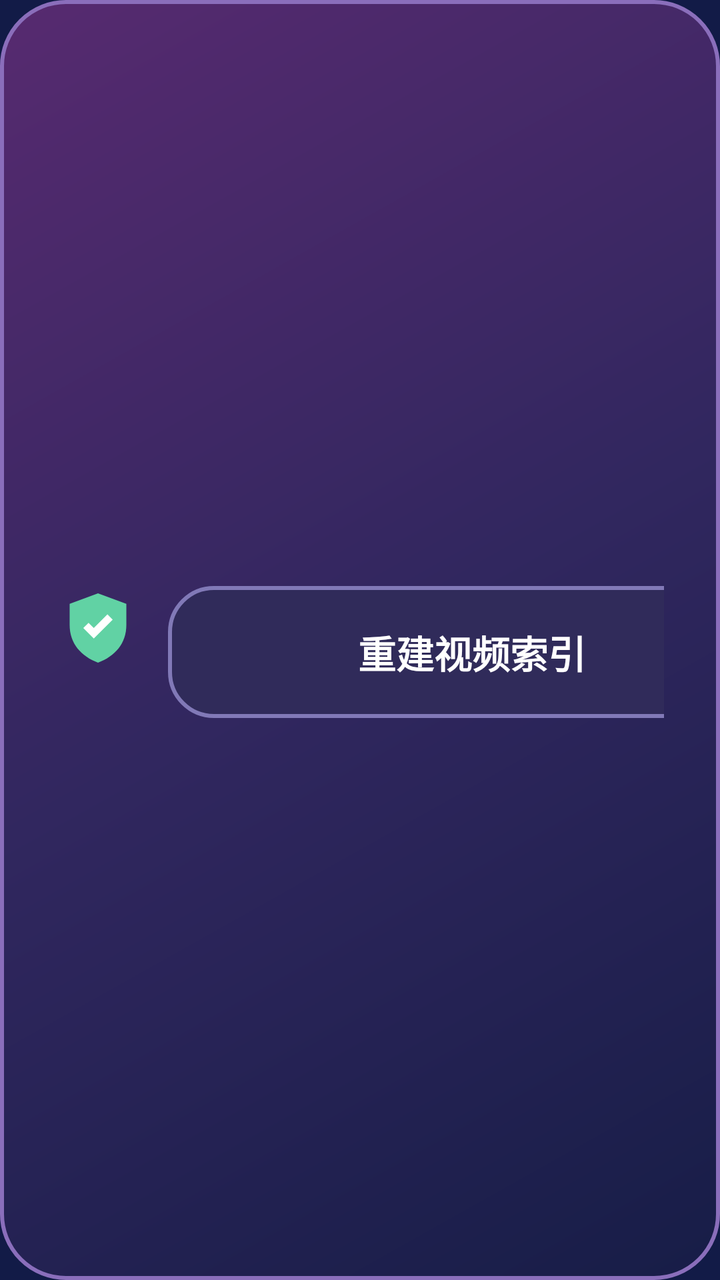
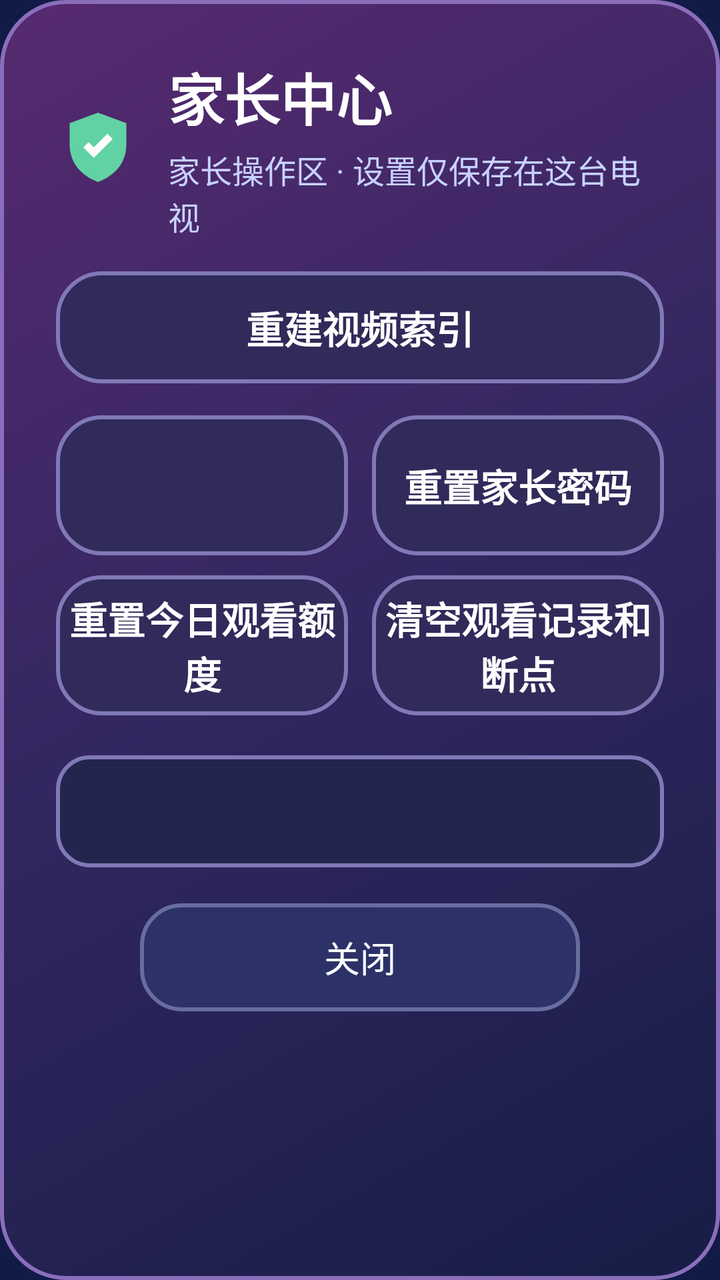

Two renders of the same Android screen: before a commit and after it. Below are the layout's source before the change and the commit's diff.
<!-- AndroidManifest.xml: application theme Theme.YYCartoon -->
<!-- res/layout/dialog_parent_center.xml -->
<LinearLayout xmlns:android="http://schemas.android.com/apk/res/android"
    android:layout_width="660dp"
    android:layout_height="wrap_content"
    android:background="@drawable/parent_dialog_background"
    android:orientation="vertical"
    android:padding="28dp">

    <LinearLayout
        android:layout_width="match_parent"
        android:layout_height="wrap_content"
        android:gravity="center_vertical"
        android:orientation="horizontal">

        <ImageView
            android:layout_width="42dp"
            android:layout_height="42dp"
            android:contentDescription="@string/parent_center"
            android:src="@drawable/parent_center_icon" />

        <LinearLayout
            android:layout_width="0dp"
            android:layout_height="wrap_content"
            android:layout_marginStart="14dp"
            android:layout_weight="1"
            android:orientation="vertical">

            <TextView
                android:layout_width="match_parent"
                android:layout_height="wrap_content"
                android:text="@string/parent_center"
                android:textColor="@color/text_primary"
                android:textSize="28sp"
                android:textStyle="bold" />

            <TextView
                android:layout_width="match_parent"
                android:layout_height="wrap_content"
                android:layout_marginTop="4dp"
                android:text="@string/parent_center_subtitle"
                android:textColor="@color/text_secondary"
                android:textSize="16sp" />
        </LinearLayout>

        <Button
            android:id="@+id/parentRebuildIndexButton"
            android:layout_width="match_parent"
            android:layout_height="66dp"
            android:layout_marginTop="12dp"
            android:background="@drawable/parent_option_button"
            android:stateListAnimator="@null"
            android:text="@string/parent_option_rebuild_index"
            android:textAllCaps="false"
            android:textColor="@color/text_primary"
            android:textSize="19sp"
            android:textStyle="bold" />
    </LinearLayout>

    <LinearLayout
        android:layout_width="match_parent"
        android:layout_height="wrap_content"
        android:layout_marginTop="24dp"
        android:orientation="vertical">

        <LinearLayout
            android:layout_width="match_parent"
            android:layout_height="86dp"
            android:orientation="horizontal">

            <Button android:id="@+id/parentLimitButton" android:layout_width="0dp" android:layout_height="match_parent" android:layout_weight="1" android:background="@drawable/parent_option_button" android:stateListAnimator="@null" android:textAllCaps="false" android:textSize="19sp" android:textStyle="bold" />
            <Button android:id="@+id/parentResetPinButton" android:layout_width="0dp" android:layout_height="match_parent" android:layout_marginStart="12dp" android:layout_weight="1" android:background="@drawable/parent_option_button" android:stateListAnimator="@null" android:text="@string/parent_option_reset_pin" android:textAllCaps="false" android:textColor="@color/text_primary" android:textSize="19sp" android:textStyle="bold" />
        </LinearLayout>

        <LinearLayout
            android:layout_width="match_parent"
            android:layout_height="86dp"
            android:layout_marginTop="12dp"
            android:orientation="horizontal">

            <Button android:id="@+id/parentResetTodayButton" android:layout_width="0dp" android:layout_height="match_parent" android:layout_weight="1" android:background="@drawable/parent_option_button" android:stateListAnimator="@null" android:text="@string/parent_option_reset_today" android:textAllCaps="false" android:textColor="@color/text_primary" android:textSize="19sp" android:textStyle="bold" />
            <Button android:id="@+id/parentResetHistoryButton" android:layout_width="0dp" android:layout_height="match_parent" android:layout_marginStart="12dp" android:layout_weight="1" android:background="@drawable/parent_option_button" android:stateListAnimator="@null" android:text="@string/parent_option_reset_history" android:textAllCaps="false" android:textColor="@color/text_primary" android:textSize="19sp" android:textStyle="bold" />
        </LinearLayout>
    </LinearLayout>

    <TextView
        android:id="@+id/parentSummaryText"
        android:layout_width="match_parent"
        android:layout_height="wrap_content"
        android:layout_marginTop="20dp"
        android:background="@drawable/parent_summary_background"
        android:gravity="center"
        android:minHeight="56dp"
        android:padding="12dp"
        android:textColor="@color/text_primary"
        android:textSize="16sp" />

    <Button
        android:id="@+id/parentCloseButton"
        android:layout_width="220dp"
        android:layout_height="54dp"
        android:layout_gravity="center_horizontal"
        android:layout_marginTop="18dp"
        android:background="@drawable/parent_cancel_button"
        android:stateListAnimator="@null"
        android:text="@string/close"
        android:textAllCaps="false"
        android:textColor="@color/text_primary"
        android:textSize="18sp" />
</LinearLayout>
<!-- resources referenced by this layout -->
<resources>
  <color name="text_primary">#FFFFFF</color>
  <color name="text_secondary">#C8D2FF</color>
  <!-- drawable parent_cancel_button (drawable) -->
  <selector xmlns:android="http://schemas.android.com/apk/res/android">
      <item android:state_focused="true">
          <shape android:shape="rectangle">
              <corners android:radius="20dp" />
              <solid android:color="#30305E" />
              <stroke android:width="4dp" android:color="@color/accent_yellow" />
          </shape>
      </item>
      <item>
          <shape android:shape="rectangle">
              <corners android:radius="20dp" />
              <solid android:color="#2C3268" />
              <stroke android:width="2dp" android:color="#676D9E" />
          </shape>
      </item>
  </selector>
  <!-- drawable parent_center_icon (drawable) -->
  <vector xmlns:android="http://schemas.android.com/apk/res/android"
      android:width="42dp"
      android:height="42dp"
      android:viewportWidth="80"
      android:viewportHeight="80">
      <path
          android:fillColor="#61D2A4"
          android:pathData="M40,7l27,10v20c0,18 -11,30 -27,36c-16,-6 -27,-18 -27,-36v-20z" />
      <path
          android:fillColor="#FFFFFF"
          android:pathData="M36,50l-10,-10l5,-5l5,5l13,-13l5,5z" />
  </vector>
  <!-- drawable parent_dialog_background (drawable) -->
  <shape xmlns:android="http://schemas.android.com/apk/res/android"
      android:shape="rectangle">
      <corners android:radius="32dp" />
      <gradient
          android:angle="315"
          android:centerColor="#31275F"
          android:endColor="#171D47"
          android:startColor="#572A70" />
      <stroke android:width="2dp" android:color="#8A6EBB" />
  </shape>
  <!-- drawable parent_option_button (drawable) -->
  <selector xmlns:android="http://schemas.android.com/apk/res/android">
      <item android:state_focused="true">
          <shape android:shape="rectangle">
              <corners android:radius="22dp" />
              <solid android:color="#3C346E" />
              <stroke android:width="4dp" android:color="@color/accent_yellow" />
          </shape>
      </item>
      <item android:state_pressed="true">
          <shape android:shape="rectangle">
              <corners android:radius="22dp" />
              <solid android:color="#3E387D" />
          </shape>
      </item>
      <item>
          <shape android:shape="rectangle">
              <corners android:radius="22dp" />
              <solid android:color="#302B5A" />
              <stroke android:width="2dp" android:color="#8179B7" />
          </shape>
      </item>
  </selector>
  <!-- drawable parent_summary_background (drawable) -->
  <shape xmlns:android="http://schemas.android.com/apk/res/android"
      android:shape="rectangle">
      <corners android:radius="16dp" />
      <solid android:color="#24254F" />
      <stroke android:width="2dp" android:color="#8179B7" />
  </shape>
  <string name="close">关闭</string>
  <string name="parent_center">家长中心</string>
  <string name="parent_center_subtitle">家长操作区 · 设置仅保存在这台电视</string>
  <string name="parent_option_rebuild_index">重建视频索引</string>
  <string name="parent_option_reset_history">清空观看记录和断点</string>
  <string name="parent_option_reset_pin">重置家长密码</string>
  <string name="parent_option_reset_today">重置今日观看额度</string>
  <style name="Theme.YYCartoon" parent="Theme.AppCompat.NoActionBar">
          <item name="android:windowBackground">@color/tv_background</item>
          <item name="android:colorBackground">@color/tv_background</item>
          <item name="colorAccent">@color/accent_pink</item>
      </style>
  <color name="accent_yellow">#FFD166</color>
  <color name="tv_background">#121B47</color>
  <color name="accent_pink">#FF5F9E</color>
</resources>

<!-- the commit's change to res/layout/dialog_parent_center.xml (unified diff, before → after) -->
@@ -1,5 +1,5 @@
 <LinearLayout xmlns:android="http://schemas.android.com/apk/res/android"
-    android:layout_width="660dp"
+    android:layout_width="match_parent"
     android:layout_height="wrap_content"
     android:background="@drawable/parent_dialog_background"
     android:orientation="vertical"
@@ -40,30 +40,30 @@
                 android:textColor="@color/text_secondary"
                 android:textSize="16sp" />
         </LinearLayout>
+    </LinearLayout>
 
-        <Button
-            android:id="@+id/parentRebuildIndexButton"
-            android:layout_width="match_parent"
-            android:layout_height="66dp"
-            android:layout_marginTop="12dp"
-            android:background="@drawable/parent_option_button"
-            android:stateListAnimator="@null"
-            android:text="@string/parent_option_rebuild_index"
-            android:textAllCaps="false"
-            android:textColor="@color/text_primary"
-            android:textSize="19sp"
-            android:textStyle="bold" />
-    </LinearLayout>
+    <Button
+        android:id="@+id/parentRebuildIndexButton"
+        android:layout_width="match_parent"
+        android:layout_height="56dp"
+        android:layout_marginTop="16dp"
+        android:background="@drawable/parent_option_button"
+        android:stateListAnimator="@null"
+        android:text="@string/parent_option_rebuild_index"
+        android:textAllCaps="false"
+        android:textColor="@color/text_primary"
+        android:textSize="19sp"
+        android:textStyle="bold" />
 
     <LinearLayout
         android:layout_width="match_parent"
         android:layout_height="wrap_content"
-        android:layout_marginTop="24dp"
+        android:layout_marginTop="16dp"
         android:orientation="vertical">
 
         <LinearLayout
             android:layout_width="match_parent"
-            android:layout_height="86dp"
+            android:layout_height="70dp"
             android:orientation="horizontal">
 
             <Button android:id="@+id/parentLimitButton" android:layout_width="0dp" android:layout_height="match_parent" android:layout_weight="1" android:background="@drawable/parent_option_button" android:stateListAnimator="@null" android:textAllCaps="false" android:textSize="19sp" android:textStyle="bold" />
@@ -72,8 +72,8 @@
 
         <LinearLayout
             android:layout_width="match_parent"
-            android:layout_height="86dp"
-            android:layout_marginTop="12dp"
+            android:layout_height="70dp"
+            android:layout_marginTop="10dp"
             android:orientation="horizontal">
 
             <Button android:id="@+id/parentResetTodayButton" android:layout_width="0dp" android:layout_height="match_parent" android:layout_weight="1" android:background="@drawable/parent_option_button" android:stateListAnimator="@null" android:text="@string/parent_option_reset_today" android:textAllCaps="false" android:textColor="@color/text_primary" android:textSize="19sp" android:textStyle="bold" />
